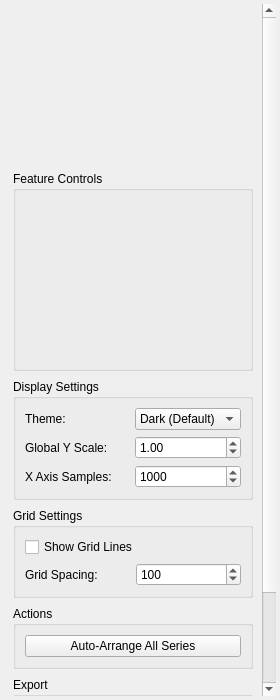
First picture: the form in src/WhiskerToolbox/DataViewer_Widget/UI/DataViewerPropertiesWidget.ui, repository paulmthompson/WhiskerToolbox, before the edit.
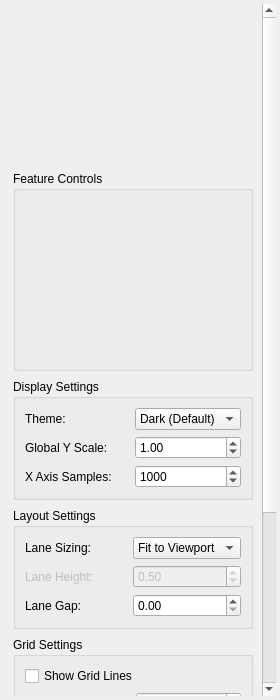
Second picture: the form after the edit. Custom widgets are drawn as their Qt base class.

Commit message: added ability to have fixed lane size to dataviewer_widget

```diff
--- a/src/WhiskerToolbox/DataViewer_Widget/UI/DataViewerPropertiesWidget.ui
+++ b/src/WhiskerToolbox/DataViewer_Widget/UI/DataViewerPropertiesWidget.ui
@@ -182,6 +182,88 @@
          </layout>
         </widget>
        </item>
+       <item>
+        <widget class="QGroupBox" name="layout_settings_group">
+         <property name="title">
+          <string>Layout Settings</string>
+         </property>
+         <layout class="QGridLayout" name="layout_settings_layout">
+          <item row="0" column="0">
+           <widget class="QLabel" name="lane_sizing_label">
+            <property name="text">
+             <string>Lane Sizing:</string>
+            </property>
+           </widget>
+          </item>
+          <item row="0" column="1">
+           <widget class="QComboBox" name="lane_sizing_combo">
+            <item>
+             <property name="text">
+              <string>Fit to Viewport</string>
+             </property>
+            </item>
+            <item>
+             <property name="text">
+              <string>Fixed Height</string>
+             </property>
+            </item>
+           </widget>
+          </item>
+          <item row="1" column="0">
+           <widget class="QLabel" name="lane_height_label">
+            <property name="text">
+             <string>Lane Height:</string>
+            </property>
+            <property name="enabled">
+             <bool>false</bool>
+            </property>
+           </widget>
+          </item>
+          <item row="1" column="1">
+           <widget class="QDoubleSpinBox" name="lane_height_spinbox">
+            <property name="enabled">
+             <bool>false</bool>
+            </property>
+            <property name="minimum">
+             <double>0.010000000000000</double>
+            </property>
+            <property name="maximum">
+             <double>100.000000000000000</double>
+            </property>
+            <property name="singleStep">
+             <double>0.050000000000000</double>
+            </property>
+            <property name="value">
+             <double>0.500000000000000</double>
+            </property>
+           </widget>
+          </item>
+          <item row="2" column="0">
+           <widget class="QLabel" name="lane_gap_label">
+            <property name="text">
+             <string>Lane Gap:</string>
+            </property>
+           </widget>
+          </item>
+          <item row="2" column="1">
+           <widget class="QDoubleSpinBox" name="lane_gap_spinbox">
+            <property name="minimum">
+             <double>0.000000000000000</double>
+            </property>
+            <property name="maximum">
+             <double>10.000000000000000</double>
+            </property>
+            <property name="singleStep">
+             <double>0.010000000000000</double>
+            </property>
+            <property name="value">
+             <double>0.000000000000000</double>
+            </property>
+           </widget>
+          </item>
+         </layout>
+        </widget>
+       </item>
        <item>
         <widget class="QGroupBox" name="grid_settings_group">
          <property name="title">
```
The commit also changes 11 other files.
